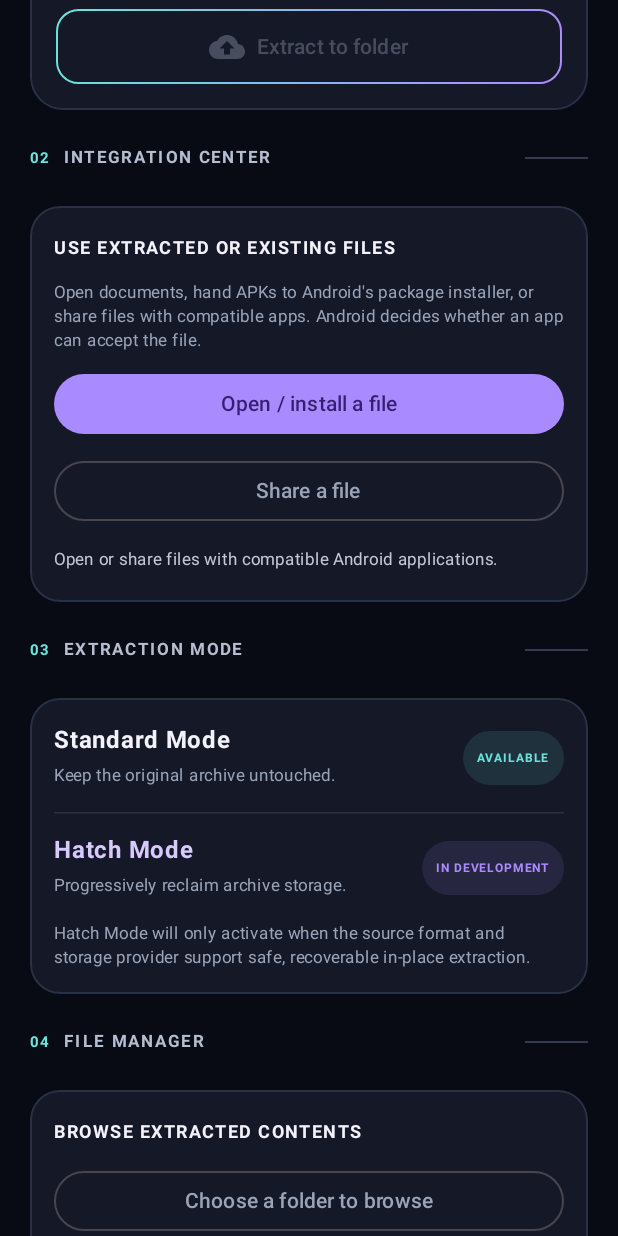
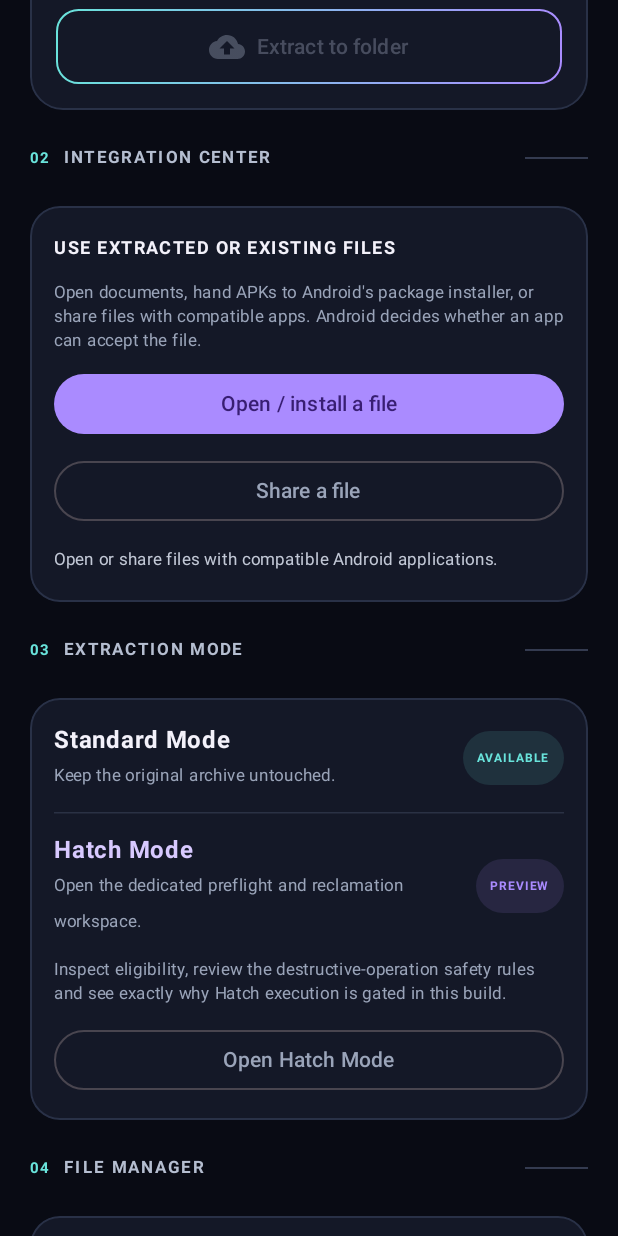
Before and after one commit to thatmallucommiee/archive-x, an Android app built with Jetpack Compose: the screen it shows after launch (MainActivity), scrolled down 576 dp, on a phone screen of 412 x 824 dp. Run offline under Robolectric (Android 15) with nearby library versions, the phone set to English and light mode, and no system bars.

Commit message:
Wire functional settings and dedicated Hatch Mode screen into workspace

```diff
--- a/app/src/main/java/com/archivex/app/MainActivity.kt
+++ b/app/src/main/java/com/archivex/app/MainActivity.kt
@@ -74,6 +74,7 @@ class MainActivity : ComponentActivity() {
                 var browserRoot by remember { mutableStateOf<DocumentFile?>(null) }
                 var currentFolder by remember { mutableStateOf<DocumentFile?>(null) }
                 var integrationReport by remember { mutableStateOf("Open or share files with compatible Android applications.") }
+                var activePanel by remember { mutableStateOf<String?>(null) }
 
                 val picker = rememberLauncherForActivityResult(ActivityResultContracts.OpenDocument()) { uri ->
                     if (uri != null) {
@@ -148,7 +149,7 @@ class MainActivity : ComponentActivity() {
                                 Text("ARCHIVE X", fontSize = 25.sp, fontWeight = FontWeight.Black, letterSpacing = 1.3.sp)
                                 Text("ADVANCED ARCHIVE WORKSPACE", fontSize = 9.sp, color = Muted, letterSpacing = 1.8.sp)
                             }
-                            IconButton(onClick = { report = "Settings will be available in a future update." }) {
+                            IconButton(onClick = { activePanel = "settings" }) {
                                 Icon(Icons.Rounded.Settings, "Settings", tint = Muted)
                             }
                         }
@@ -260,11 +261,14 @@ class MainActivity : ComponentActivity() {
                             Row(verticalAlignment = Alignment.CenterVertically) {
                                 Column(Modifier.weight(1f)) {
                                     Text("Hatch Mode", fontWeight = FontWeight.Bold, color = Color(0xFFD8C9FF))
-                                    Text("Progressively reclaim archive storage.", color = Muted, fontSize = 11.sp)
+                                    Text("Open the dedicated preflight and reclamation workspace.", color = Muted, fontSize = 11.sp)
                                 }
-                                StatusPill("IN DEVELOPMENT", Violet)
+                                StatusPill("PREVIEW", Violet)
                             }
-                            Text("Hatch Mode will only activate when the source format and storage provider support safe, recoverable in-place extraction.", color = Muted, fontSize = 11.sp, lineHeight = 16.sp)
+                            Text("Inspect eligibility, review the destructive-operation safety rules and see exactly why Hatch execution is gated in this build.", color = Muted, fontSize = 11.sp, lineHeight = 16.sp)
+                            OutlinedButton(onClick = { activePanel = "hatch" }, modifier = Modifier.fillMaxWidth()) {
+                                Text("Open Hatch Mode")
+                            }
                         }
 
 
@@ -337,6 +341,35 @@ class MainActivity : ComponentActivity() {
                         Text("ARCHIVE X  ·  BUILT FOR CONTROL", color = Color(0xFF596278), fontSize = 9.sp, letterSpacing = 1.5.sp, modifier = Modifier.align(Alignment.CenterHorizontally))
                     }
                 }
+                if (activePanel == "settings") {
+                    androidx.compose.ui.window.Dialog(
+                        onDismissRequest = { activePanel = null },
+                        properties = androidx.compose.ui.window.DialogProperties(usePlatformDefaultWidth = false)
+                    ) {
+                        Surface(
+                            modifier = Modifier.fillMaxSize(),
+                            color = Ink
+                        ) {
+                            SettingsScreen(context = this@MainActivity, onClose = { activePanel = null })
+                        }
+                    }
+                }
+                if (activePanel == "hatch") {
+                    androidx.compose.ui.window.Dialog(
+                        onDismissRequest = { activePanel = null },
+                        properties = androidx.compose.ui.window.DialogProperties(usePlatformDefaultWidth = false)
+                    ) {
+                        Surface(modifier = Modifier.fillMaxSize(), color = Ink) {
+                            HatchModeScreen(
+                                archiveName = fileName,
+                                archiveSize = fileSize,
+                                archiveUri = selected,
+                                onChooseArchive = { picker.launch(arrayOf("*/*")) },
+                                onClose = { activePanel = null }
+                            )
+                        }
+                    }
+                }
             }
         }
     }
```
